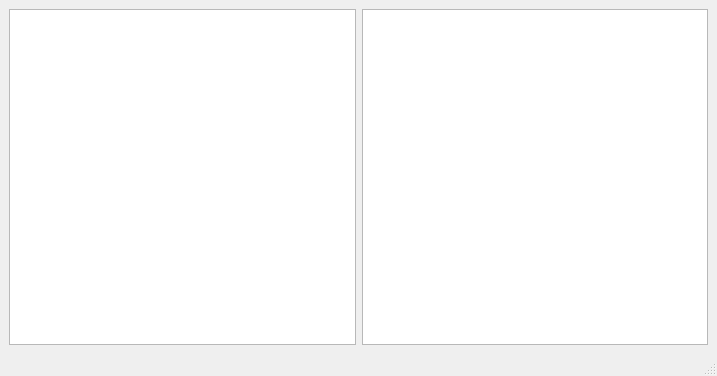
AlexeyShumkin/QChat, file server/server/sources/mainwindow.ui: the form before one commit.
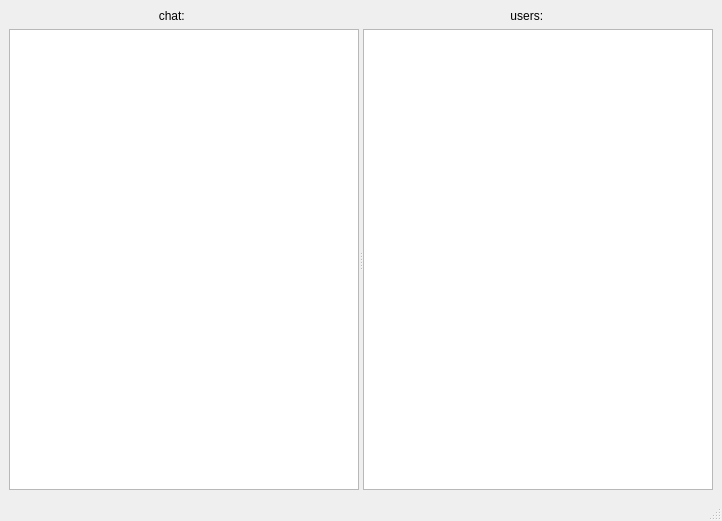
The form after the commit.

Diff of the .ui file:
```diff
--- a/server/server/sources/mainwindow.ui
+++ b/server/server/sources/mainwindow.ui
@@ -6,26 +6,42 @@
    <rect>
     <x>0</x>
     <y>0</y>
-    <width>717</width>
-    <height>376</height>
+    <width>722</width>
+    <height>521</height>
    </rect>
   </property>
   <property name="windowTitle">
    <string>MainWindow</string>
   </property>
   <widget class="QWidget" name="centralwidget">
-   <layout class="QHBoxLayout" name="horizontalLayout">
+   <layout class="QVBoxLayout" name="verticalLayout" stretch="0,1">
+    <item>
+     <layout class="QHBoxLayout" name="horizontalLayout">
+      <item>
+       <widget class="QLabel" name="label">
+        <property name="text">
+         <string>                                             chat:</string>
+        </property>
+       </widget>
+      </item>
+      <item>
+       <widget class="QLabel" name="label_2">
+        <property name="text">
+         <string>                                            users:</string>
+        </property>
+       </widget>
+      </item>
+     </layout>
+    </item>
     <item>
      <widget class="QSplitter" name="splitter">
       <property name="orientation">
        <enum>Qt::Horizontal</enum>
       </property>
       <widget class="QTextBrowser" name="textBrowser"/>
+      <widget class="QListWidget" name="listWidget"/>
      </widget>
     </item>
-    <item>
-     <widget class="QListWidget" name="listWidget"/>
-    </item>
    </layout>
   </widget>
   <widget class="QMenuBar" name="menubar">
```
Left out of the diff: 2 changed lines with no effect on the pictures.
